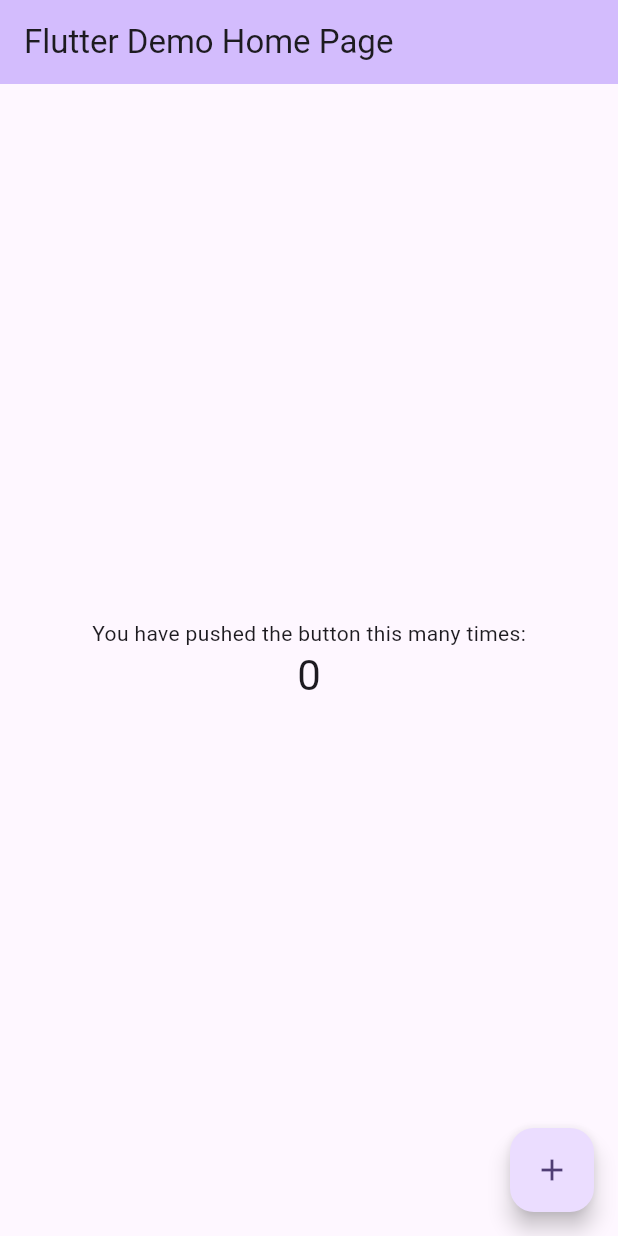
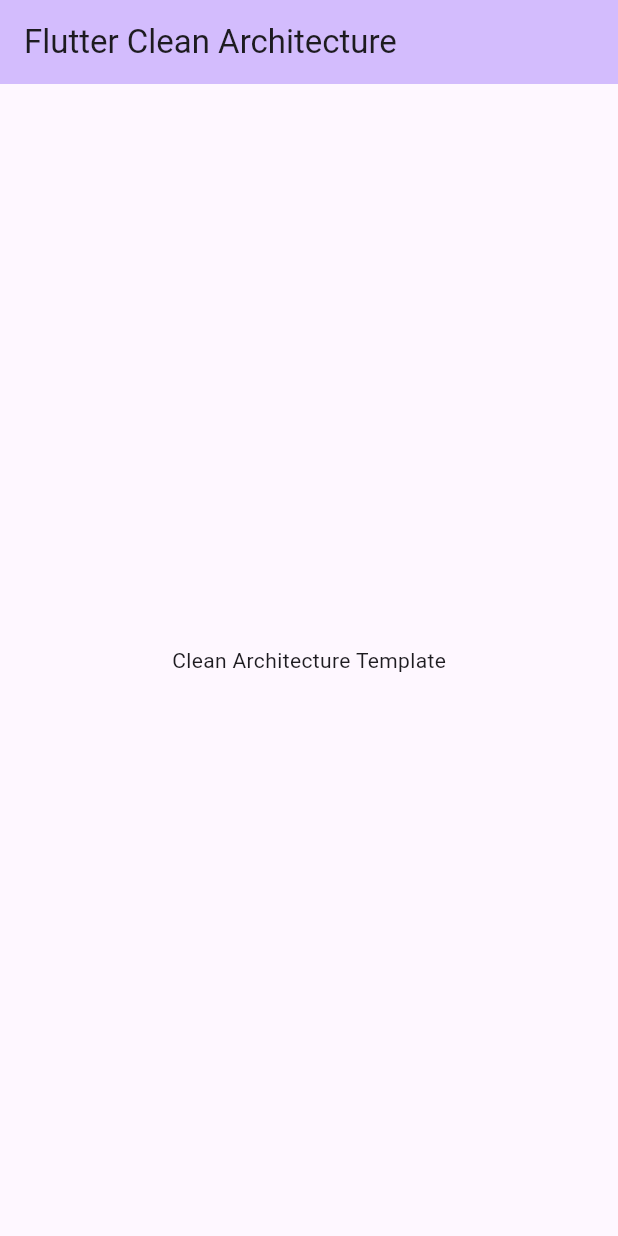
Before and after one commit to MasterHiei/flutter_clean_architecture_example, a Flutter app: the screen it shows after launch, on a phone screen of 412 x 824 dp. Run offline on Flutter 3.47's test engine with Material 3 defaults, Android fonts, the light colour scheme and no system bars; our stand-ins replace drift, drift_flutter, envied, flutter_riverpod; accounts and stored records are empty; generated files the repository leaves out were written again.

Commit message:
refactor: replace default template with Riverpod architecture

```diff
--- a/lib/main.dart
+++ b/lib/main.dart
@@ -1,120 +1,52 @@
+import 'package:flutter/foundation.dart';
 import 'package:flutter/material.dart';
 import 'package:flutter_riverpod/flutter_riverpod.dart';
 
 void main() {
-  runApp(const ProviderScope(child: MyApp()));
+  runApp(ProviderScope(observers: [if (kDebugMode) _DebugProviderObserver()], child: const App()));
 }
 
-class MyApp extends StatelessWidget {
-  const MyApp({super.key});
+/// Root application widget.
+class App extends StatelessWidget {
+  const App({super.key});
 
-  // This widget is the root of your application.
   @override
   Widget build(BuildContext context) {
     return MaterialApp(
-      title: 'Flutter Demo',
+      title: 'Flutter Clean Architecture',
       theme: ThemeData(
-        // This is the theme of your application.
-        //
-        // TRY THIS: Try running your application with "flutter run". You'll see
-        // the application has a purple toolbar. Then, without quitting the app,
-        // try changing the seedColor in the colorScheme below to Colors.green
-        // and then invoke "hot reload" (save your changes or press the "hot
-        // reload" button in a Flutter-supported IDE, or press "r" if you used
-        // the command line to start the app).
-        //
-        // Notice that the counter didn't reset back to zero; the application
-        // state is not lost during the reload. To reset the state, use hot
-        // restart instead.
-        //
-        // This works for code too, not just values: Most code changes can be
-        // tested with just a hot reload.
         colorScheme: ColorScheme.fromSeed(seedColor: Colors.deepPurple),
+        useMaterial3: true,
       ),
-      home: const MyHomePage(title: 'Flutter Demo Home Page'),
+      home: const HomePage(),
     );
   }
 }
 
-class MyHomePage extends StatefulWidget {
-  const MyHomePage({super.key, required this.title});
-
-  // This widget is the home page of your application. It is stateful, meaning
-  // that it has a State object (defined below) that contains fields that affect
-  // how it looks.
-
-  // This class is the configuration for the state. It holds the values (in this
-  // case the title) provided by the parent (in this case the App widget) and
-  // used by the build method of the State. Fields in a Widget subclass are
-  // always marked "final".
-
-  final String title;
+/// Home page placeholder - replace with actual feature page.
+class HomePage extends ConsumerWidget {
+  const HomePage({super.key});
 
   @override
-  State<MyHomePage> createState() => _MyHomePageState();
-}
-
-class _MyHomePageState extends State<MyHomePage> {
-  int _counter = 0;
-
-  void _incrementCounter() {
-    setState(() {
-      // This call to setState tells the Flutter framework that something has
-      // changed in this State, which causes it to rerun the build method below
-      // so that the display can reflect the updated values. If we changed
-      // _counter without calling setState(), then the build method would not be
-      // called again, and so nothing would appear to happen.
-      _counter++;
-    });
-  }
-
-  @override
-  Widget build(BuildContext context) {
-    // This method is rerun every time setState is called, for instance as done
-    // by the _incrementCounter method above.
-    //
-    // The Flutter framework has been optimized to make rerunning build methods
-    // fast, so that you can just rebuild anything that needs updating rather
-    // than having to individually change instances of widgets.
+  Widget build(BuildContext context, WidgetRef ref) {
     return Scaffold(
       appBar: AppBar(
-        // TRY THIS: Try changing the color here to a specific color (to
-        // Colors.amber, perhaps?) and trigger a hot reload to see the AppBar
-        // change color while the other colors stay the same.
+        title: const Text('Flutter Clean Architecture'),
         backgroundColor: Theme.of(context).colorScheme.inversePrimary,
-        // Here we take the value from the MyHomePage object that was created by
-        // the App.build method, and use it to set our appbar title.
-        title: Text(widget.title),
       ),
-      body: Center(
-        // Center is a layout widget. It takes a single child and positions it
-        // in the middle of the parent.
-        child: Column(
-          // Column is also a layout widget. It takes a list of children and
-          // arranges them vertically. By default, it sizes itself to fit its
-          // children horizontally, and tries to be as tall as its parent.
-          //
-          // Column has various properties to control how it sizes itself and
-          // how it positions its children. Here we use mainAxisAlignment to
-          // center the children vertically; the main axis here is the vertical
-          // axis because Columns are vertical (the cross axis would be
-          // horizontal).
-          //
-          // TRY THIS: Invoke "debug painting" (choose the "Toggle Debug Paint"
-          // action in the IDE, or press "p" in the console), to see the
-          // wireframe for each widget.
-          mainAxisAlignment: MainAxisAlignment.center,
-          children: <Widget>[
-            const Text('You have pushed the button this many times:'),
-            Text('$_counter', style: Theme.of(context).textTheme.headlineMedium),
-          ],
-        ),
-      ),
-      floatingActionButton: FloatingActionButton(
-        onPressed: _incrementCounter,
-        tooltip: 'Increment',
-        child: const Icon(Icons.add),
-      ), // This trailing comma makes auto-formatting nicer for build methods.
+      body: const Center(child: Text('Clean Architecture Template')),
     );
   }
 }
+
+/// Debug observer for tracking provider state changes.
+///
+/// Riverpod 3.x uses ProviderObserverContext for provider info.
+final class _DebugProviderObserver extends ProviderObserver {
+  @override
+  void didUpdateProvider(ProviderObserverContext context, Object? previousValue, Object? newValue) {
+    debugPrint(
+      '[${context.provider.name ?? context.provider.runtimeType}] $previousValue → $newValue',
+    );
+  }
+}
```
